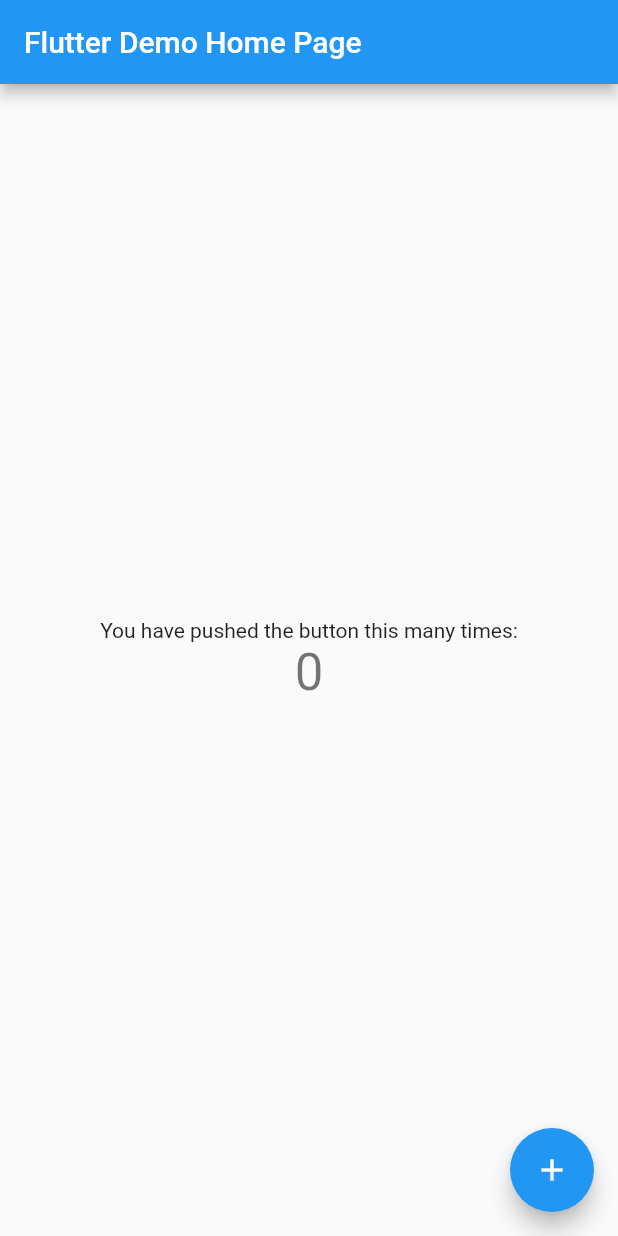
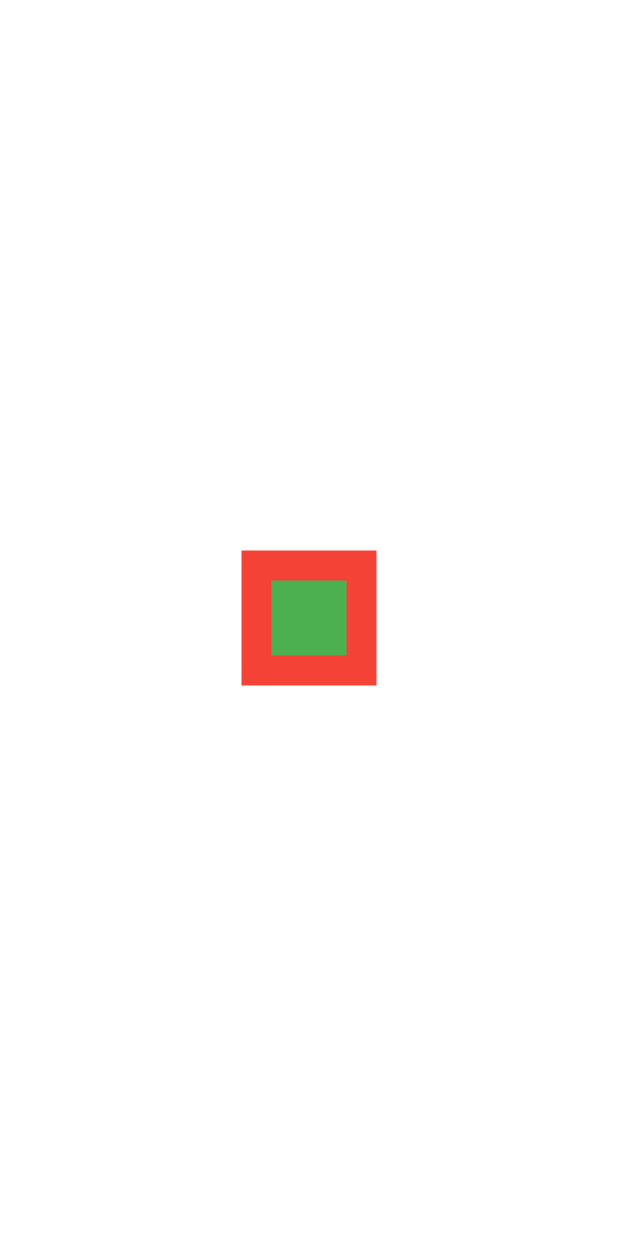
Before and after one commit to Luiz-fss/teste_com_constraints, a Flutter app: the screen it shows after launch, on a phone screen of 412 x 824 dp. Run offline on Flutter 3.47's test engine with Material 2 defaults, Android fonts, the phone set to English and light mode, and no system bars.

Commit message:
Primeira sessão de testes

```diff
--- a/lib/main.dart
+++ b/lib/main.dart
@@ -29,39 +29,108 @@ class MyHomePage extends StatefulWidget {
 }
 
 class _MyHomePageState extends State<MyHomePage> {
-  int _counter = 0;
-
-  void _incrementCounter() {
-    setState(() {
-      _counter++;
-    });
-  }
 
   @override
   Widget build(BuildContext context) {
-    return Scaffold(
-      appBar: AppBar(
-        title: Text(widget.title),
+    /*Exemplo 1, um container direto na tela
+      * ao fazer isso, a tela possui uma constraint que diz
+      * que todo widget que inserido nela deve ter o tamanho da tela
+      *body: Container(color: Colors.red,)*/
+
+    /*Exemplo 2
+    * Container(
+      color: Colors.red,
+      width: 100,
+      height: 100,
+    );Só que a tela força o widget que está abaixo da tela a ter
+    * a mesma dimensão da tela ignorando totalmente a dimensão do filho*/
+
+    /*Exemplo 3
+    * Center(
+      child: Container(
+        color: Colors.red,
+        width: 100,
+        height: 100,
       ),
-      body: Center(
-        child: Column(
-          mainAxisAlignment: MainAxisAlignment.center,
-          children: <Widget>[
-            const Text(
-              'You have pushed the button this many times:',
-            ),
-            Text(
-              '$_counter',
-              style: Theme.of(context).textTheme.headline4,
-            ),
-          ],
+    );Isso acontece pq as constraints da tela foram aplicadas para o primeiro
+    * widget, nesse caso o center, e o container só precisa se preocupar
+    * em não ultrapassar as dimensões da tela*/
+
+    /*Exemplo 4
+    * Align(
+      alignment: Alignment.bottomRight,
+      child: Container(
+        color: Colors.red,
+        width: 100,
+        height: 100,
+      ),
+    );
+    * O comportamento se manteve o mesmo e a posição é definida pelo pai*/
+
+    /*Exemplo 5
+    * Center(
+      child: Container(
+        alignment: Alignment.center,
+        color: Colors.red,
+        width: double.infinity,
+        height: double.infinity,
+      ),
+    ); Nesse caso a largura e altura são infinitas e o que acontece é que
+    * o center tem toda a tela a disposição e o o container está tentando
+    * ir além das dimensões da tela. Mas o Center impede isso, pois
+    * o filho SEMPRE vai respeitar a constraint imposta pelo pai, e nesse
+    * caso vai fazer com que o container tenha apenas o tamanho da tela*/
+
+    /*Exmeplo 6
+    * Center(
+      child: Container(
+        color: Colors.red,
+      ),
+    ); Novamente o center vai adotar as constraints da tela, só que o container
+    * não tem filho e nenhuma dimensão, ele vai adotar o maior tamanho possivel
+    * isso acontece pq o container ele criado para ser dessa forma. CADA WIDGET
+    * TEM UM COMPORTAMENTO ESPECIFICO*/
+
+    /*Exemplo 7
+    * Center(
+      child: Container(
+        color: Colors.red,
+        child: Container(
+          width: 50,
+          height: 50,
+          color: Colors.green,
         ),
       ),
-      floatingActionButton: FloatingActionButton(
-        onPressed: _incrementCounter,
-        tooltip: 'Increment',
-        child: const Icon(Icons.add),
-      ), // This trailing comma makes auto-formatting nicer for build methods.
+    );Nesse caso o Container verde de 50x50 vai definir a dimensão do container
+    * vermelho. O Container vermelho ele viu que o filho dele tinha
+    * dimensões especificadas e ele querer ser exatamente da mesma dimensão que
+    * o filho e por conta do container vermelho ter exatamente o mesmo tamanho
+    * container verde ele acaba ficando atrás*/
+
+    /*Exemplo 8
+    * Center(
+      child: Container(
+        color: Colors.red,
+        padding: const EdgeInsets.all(20),
+        child: Container(
+          width: 50,
+          height: 50,
+          color: Colors.green,
+        ),
+      ),
+    ); A mesma coisa do exemplo anterior mas agora com padding
+    * Ou seja o vermelho vai ter exatamente a mesma dimensão do verde
+    * só que vai ter espaço de 20 em todos lados por conta do padding*/
+    return Center(
+      child: Container(
+        color: Colors.red,
+        padding: const EdgeInsets.all(20),
+        child: Container(
+          width: 50,
+          height: 50,
+          color: Colors.green,
+        ),
+      ),
     );
   }
 }
```
